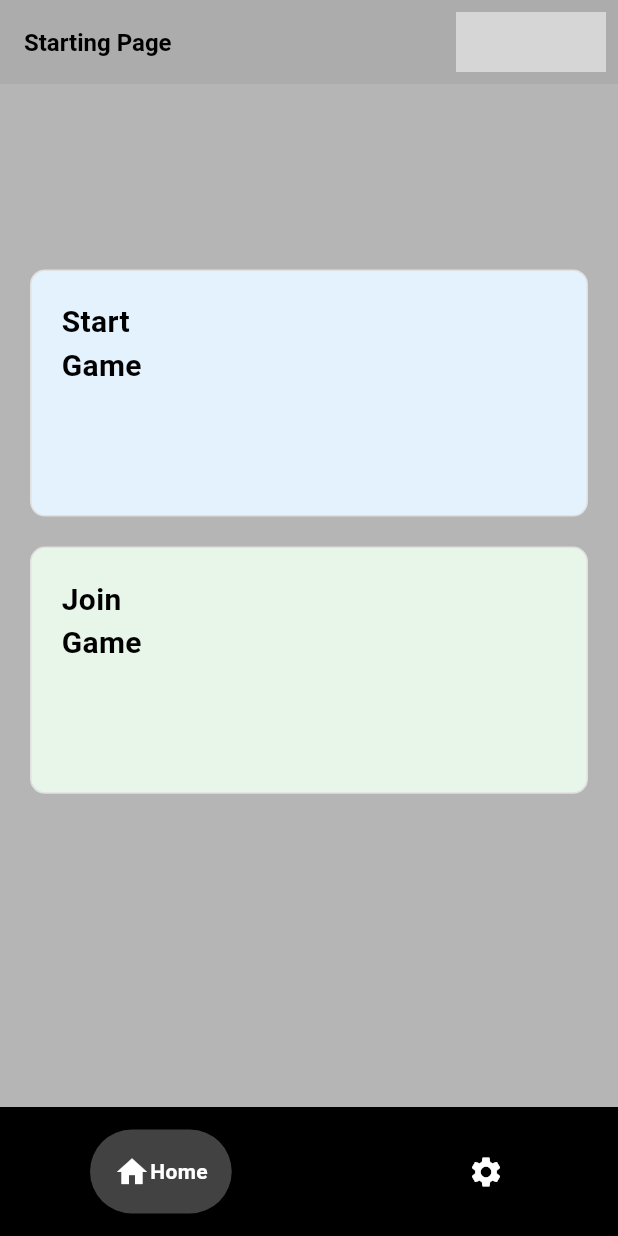
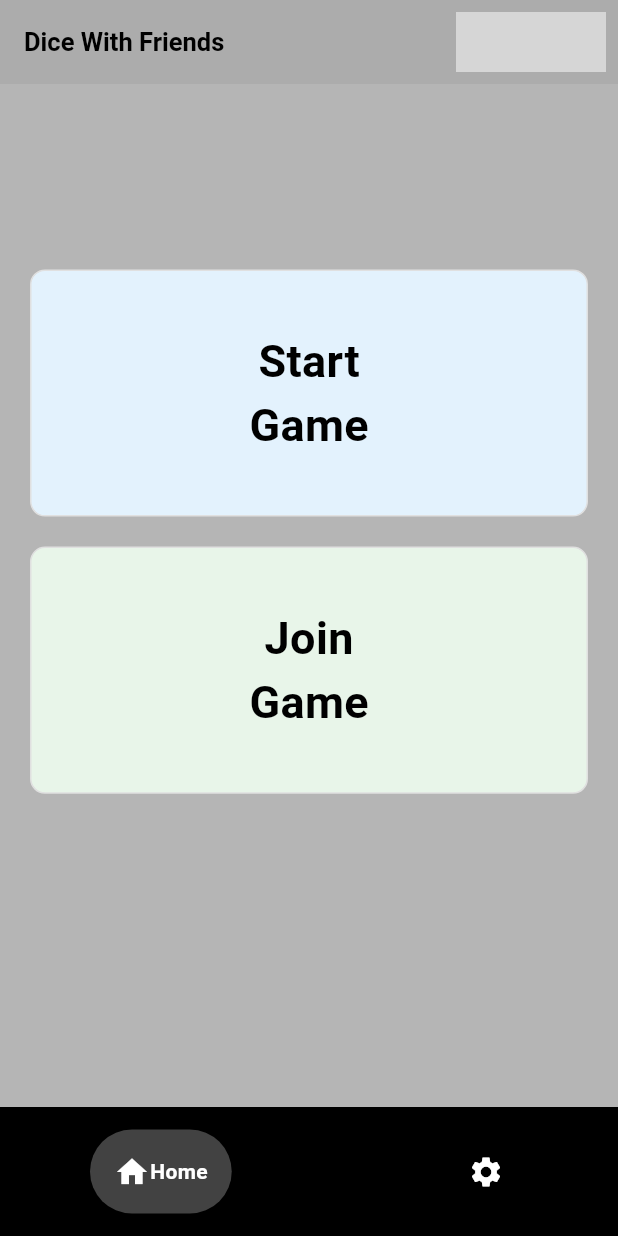
Before and after one commit to AryanRogye/Roll-Amigos, a Flutter app: the screen it shows once a user with an empty profile is signed in, on a phone screen of 412 x 824 dp. Run offline on Flutter 3.47's test engine with Material 3 defaults, Android fonts, the phone set to English and light mode, and no system bars; drawn by our look-alikes of flutter_profile_picture, google_nav_bar; our stand-ins replace cloud_firestore, firebase_auth, firebase_core, google_mobile_ads, shared_preferences, smooth_page_indicator; missing offline and left inert: tutorial_coach_mark; accounts and stored records are empty; Roboto replaces fonts that are missing (Poppins); grey boxes are pictures that could not be loaded.

Commit message:
fixing the starting page with the buttons

```diff
--- a/lib/models/my_game_start.dart
+++ b/lib/models/my_game_start.dart
@@ -54,33 +54,21 @@ class _MyGameStartState extends State<MyGameStart> {
             width: MediaQuery.of(context).size.width,
             height: MediaQuery.of(context).size.height * 0.2,
             child: Column(
-              crossAxisAlignment: CrossAxisAlignment.center,
+              mainAxisAlignment: MainAxisAlignment.center,
               children: [
-                const SizedBox(height: 20),
-                Row(
-                  children: [
-                    const SizedBox(width: 20),
                 Text(firstSplitText,
                     style: const TextStyle(
-                          fontSize: 20,
+                      fontSize: 30,
                       color: Colors.black,
                       fontWeight: FontWeight.bold,
                     )),
-                    const SizedBox(width: 10),
-                  ],
-                ),
-                Row(
-                  children: [
-                    const SizedBox(width: 20),
                 Text(
                   secondSplitText,
                   style: const TextStyle(
-                          fontSize: 20,
+                      fontSize: 30,
                       color: Colors.black,
                       fontWeight: FontWeight.bold),
                 ),
-                  ],
-                )
               ],
             ),
           ),
--- a/lib/pages/view/screen_navigation.dart
+++ b/lib/pages/view/screen_navigation.dart
@@ -1,6 +1,5 @@
 // ignore_for_file: must_be_immutable
 
-import 'package:dice_pt2/components/firebase/firebase_functions.dart';
 import 'package:dice_pt2/pages/view/settings_page.dart';
 import 'package:dice_pt2/pages/view/starting_page.dart';
 import 'package:flutter/material.dart';
--- a/lib/pages/view/starting_page.dart
+++ b/lib/pages/view/starting_page.dart
@@ -60,7 +60,11 @@ class _StartingPageState extends State<StartingPage> {
   Widget build(BuildContext context) {
     return Scaffold(
       appBar: AppBar(
-        title: const Text('Starting Page'),
+        title: const Text('Dice With Friends',
+            style: TextStyle(
+              fontWeight: FontWeight.bold,
+              fontSize: 17,
+            )),
         actions: [
           Padding(
               padding: const EdgeInsets.all(8.0),
```
Lines whose indentation alone changed are shown as unchanged.
